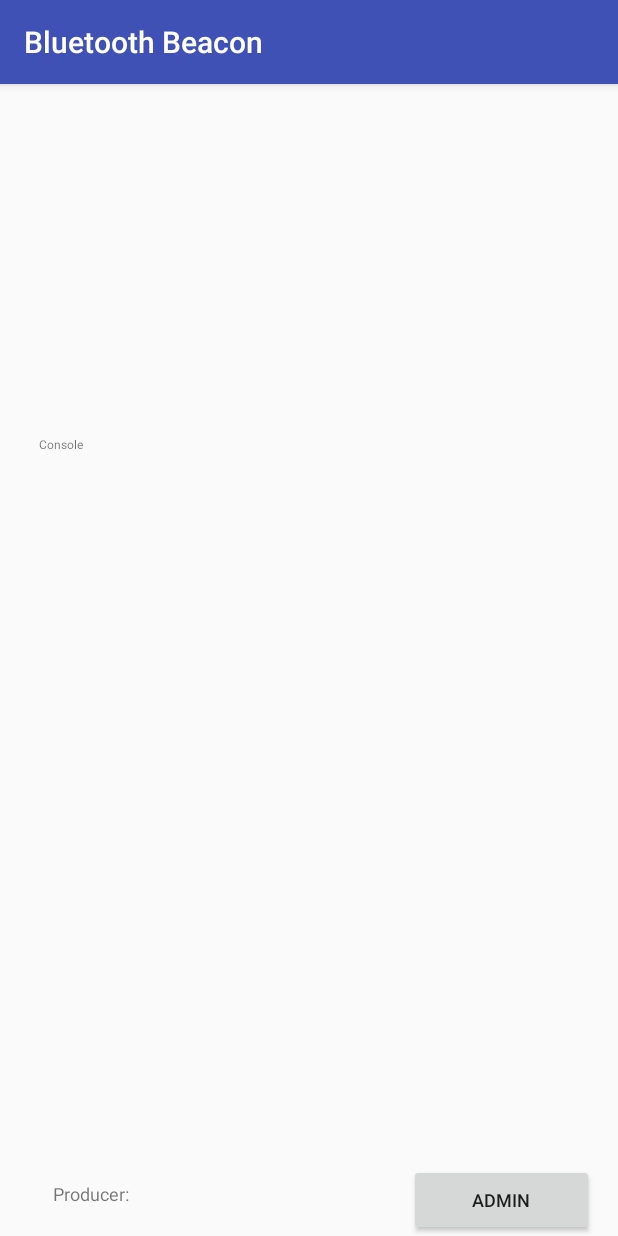
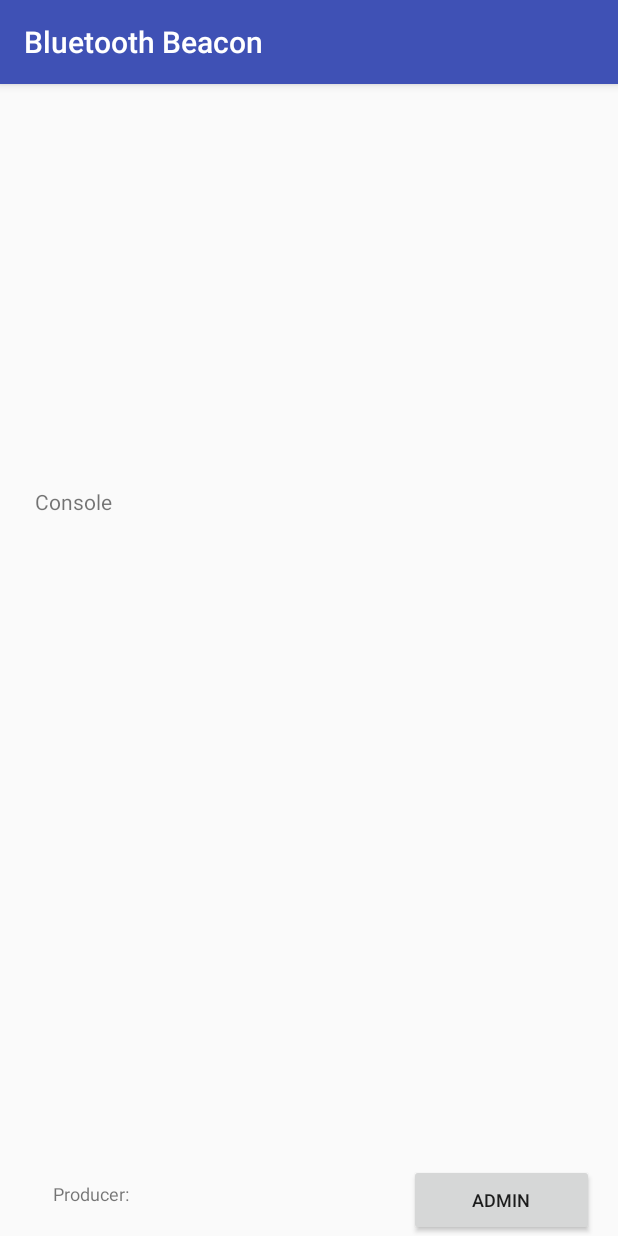
Before and after one commit to SwinburneBlockchain/BluetoothBeacon, an Android app: the screen it shows after launch (MainActivity), on a phone screen of 412 x 824 dp. Run offline under Robolectric (Android 15) with nearby library versions, the phone set to English and light mode, and no system bars; 1 statement that could not run was skipped.

Commit message:
Added comments

```diff
--- a/app/build.gradle
+++ b/app/build.gradle
@@ -27,5 +27,5 @@ dependencies {
     compile 'com.android.support:appcompat-v7:25.3.1'
     compile 'com.android.support.constraint:constraint-layout:1.0.2'
     testCompile 'junit:junit:4.12'
-    compile files('/Users/john/Documents/MastersCapstone/BluetoothBeacon/include/commons-codec-1.10.jar')
+    compile files('C:/Users/John/Documents/MastersCapstone/BluetoothBeacon/include/commons-codec-1.10.jar')
 }
--- a/app/src/main/java/com/swinblockchain/bluetoothbeacon/App.java
+++ b/app/src/main/java/com/swinblockchain/bluetoothbeacon/App.java
@@ -4,9 +4,10 @@ import android.app.Application;
 import android.content.Context;
 
 /**
- * Created by John on 3/10/2017.
+ * The App class is used to get the application context in awkward situations
+ *
+ * @author John Humphrys
  */
-
 public class App extends Application{
 
 
--- a/app/src/main/java/com/swinblockchain/bluetoothbeacon/Model/Producer.java
+++ b/app/src/main/java/com/swinblockchain/bluetoothbeacon/Model/Producer.java
@@ -5,11 +5,11 @@ import java.security.PublicKey;
 import java.util.ArrayList;
 import java.util.List;
 
-
 /**
- * Created by John on 12/10/2017.
+ * The producer object contains all information about a Producer
+ *
+ * @author John Humphrys
  */
-
 public class Producer {
 
     String name;
--- a/app/src/main/res/layout/activity_main.xml
+++ b/app/src/main/res/layout/activity_main.xml
@@ -30,30 +30,16 @@
         android:layout_marginRight="16dp"
         android:layout_marginEnd="16dp" />
 
-    <ScrollView
-        android:id="@+id/textAreaScroller"
-        android:layout_width="361dp"
-        android:layout_height="485dp"
-        android:layout_x="0px"
-        android:layout_y="25px"
-        android:gravity="bottom"
-        android:maxLines="99999999"
-        android:scrollbars="vertical"
+    <TextView
+        android:id="@+id/consoleWindow"
+        android:layout_width="367dp"
+        android:layout_height="451dp"
+        android:text="Console\n"
         app:layout_constraintBottom_toTopOf="@+id/adminButton"
-        app:layout_constraintHorizontal_bias="0.513"
+        app:layout_constraintHorizontal_bias="0.529"
         app:layout_constraintLeft_toLeftOf="parent"
         app:layout_constraintRight_toRightOf="parent"
         app:layout_constraintTop_toTopOf="parent"
-        app:layout_constraintVertical_bias="1.0"
-        tools:layout_editor_absoluteY="-22dp"
-        tools:layout_editor_absoluteX="5dp">
-
-        <TextView
-            android:id="@+id/consoleWindow"
-            android:layout_width="match_parent"
-            android:layout_height="wrap_content"
-            android:text="Console\n"
-            android:textSize="8sp" />
-    </ScrollView>
+        app:layout_constraintVertical_bias="1.0" />
 
 </android.support.constraint.ConstraintLayout>
```
Also changed, not shown: app/src/main/java/com/swinblockchain/bluetoothbeacon/Controller/Console.java (+32 -7 lines), app/src/main/java/com/swinblockchain/bluetoothbeacon/UI/AdminActivity.java (+23 -0 lines), app/src/main/java/com/swinblockchain/bluetoothbeacon/UI/MainActivity.java (+63 -10 lines).
